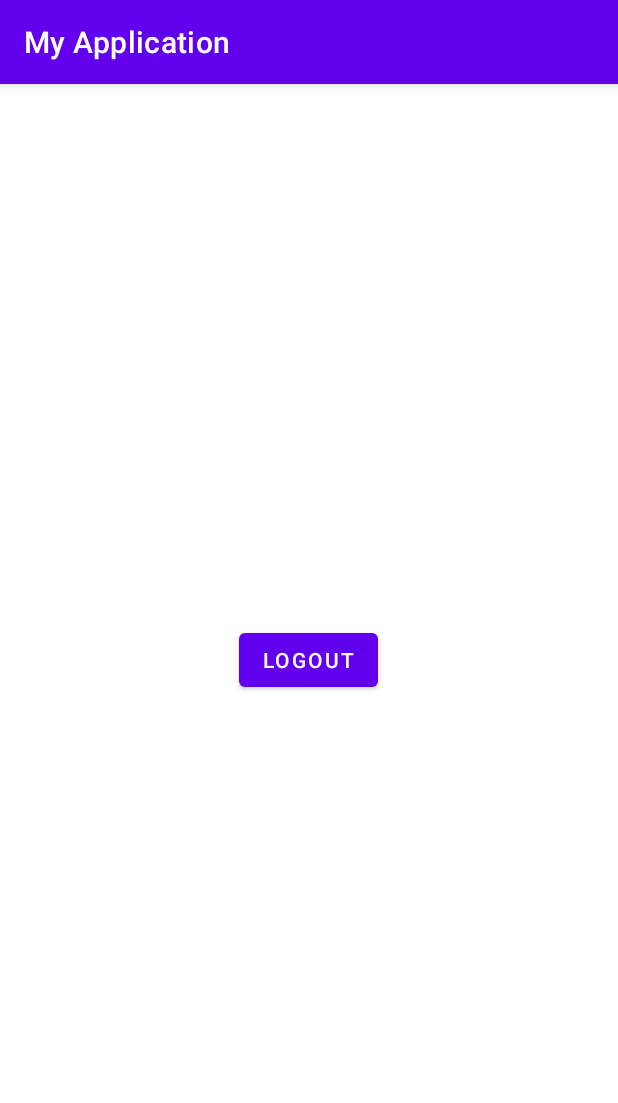
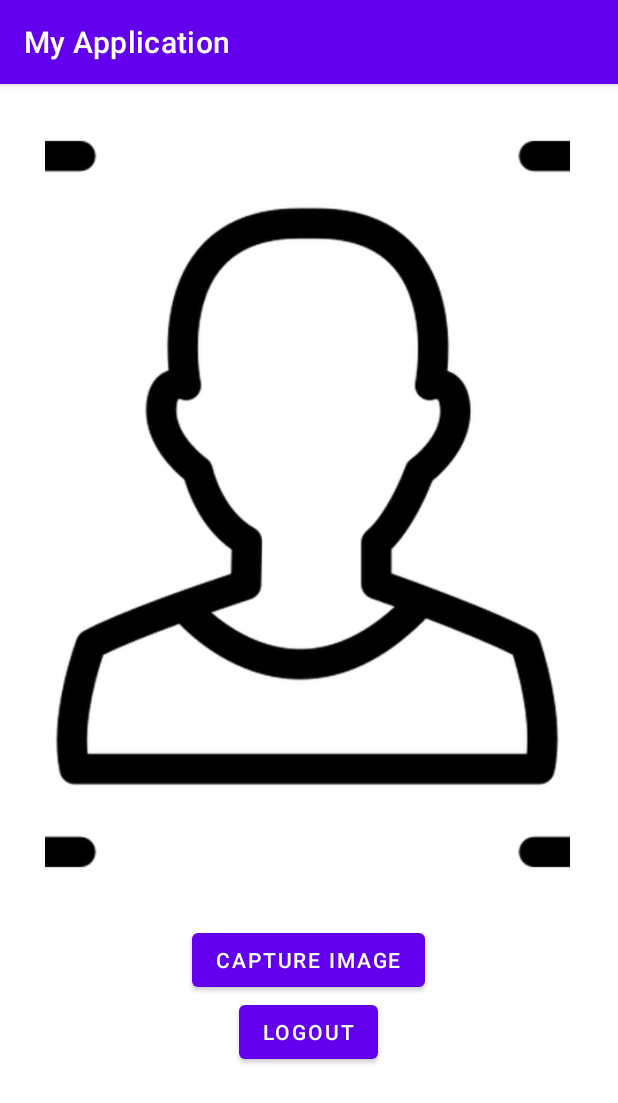
Before and after one commit to Javiier-pzk/MyAndroidApp, an Android app: the screen it shows after launch once a user with an empty profile is signed in (MainActivity), on a phone screen of 412 x 824 dp. Shown: the top 1103 px of the screen. Run offline under Robolectric (Android 15) with nearby library versions, the phone set to English and light mode, and no system bars; our stand-ins replace Firebase (no records; nobody signed in at launch, a user with empty details on screens opened directly).

Commit message:
Add camera functionality

```diff
--- a/app/src/main/AndroidManifest.xml
+++ b/app/src/main/AndroidManifest.xml
@@ -1,6 +1,9 @@
 <?xml version="1.0" encoding="utf-8"?>
 <manifest xmlns:android="http://schemas.android.com/apk/res/android"
     package="com.example.myapplication">
+
+    <uses-permission android:name="android.permission.CAMERA" />
+    <uses-permission android:name="android.permission.WRITE_EXTERNAL_STORAGE" />
 
     <application
         android:allowBackup="true"
@@ -9,7 +12,7 @@
         android:roundIcon="@mipmap/ic_launcher_round"
         android:supportsRtl="true"
         android:theme="@style/Theme.MyApplication">
-        <activity android:name=".MainActivity"></activity>
+        <activity android:name=".MainActivity" />
         <activity android:name=".login.LoginActivity" />
         <activity android:name=".login.RegisterActivity" />
         <activity android:name=".login.StartActivity">
--- a/app/src/main/res/layout/activity_main.xml
+++ b/app/src/main/res/layout/activity_main.xml
@@ -7,11 +7,28 @@
     android:padding="30dp"
     tools:context=".MainActivity">
 
+    <ImageView
+    android:layout_width="350dp"
+    android:layout_height="500dp"
+    android:id="@+id/imageView"
+    android:scaleType="centerCrop"
+    android:src="@drawable/image_view" />
+
+    <Button
+        android:id="@+id/cameraButton"
+        android:layout_width="wrap_content"
+        android:layout_height="wrap_content"
+        android:text="Capture Image"
+        android:layout_marginTop="30dp"
+        android:layout_centerInParent="true"
+        android:layout_below="@+id/imageView"/>
+
     <Button
         android:layout_width="wrap_content"
         android:layout_height="wrap_content"
         android:id="@+id/logout"
         android:text="logout"
+        android:layout_below="@+id/cameraButton"
         android:layout_centerInParent="true" />
 
 </RelativeLayout>
```
Also changed, not shown: app/src/main/java/com/example/myapplication/MainActivity.java (+69 -0 lines), app/src/main/res/drawable/image_view.png (added).
